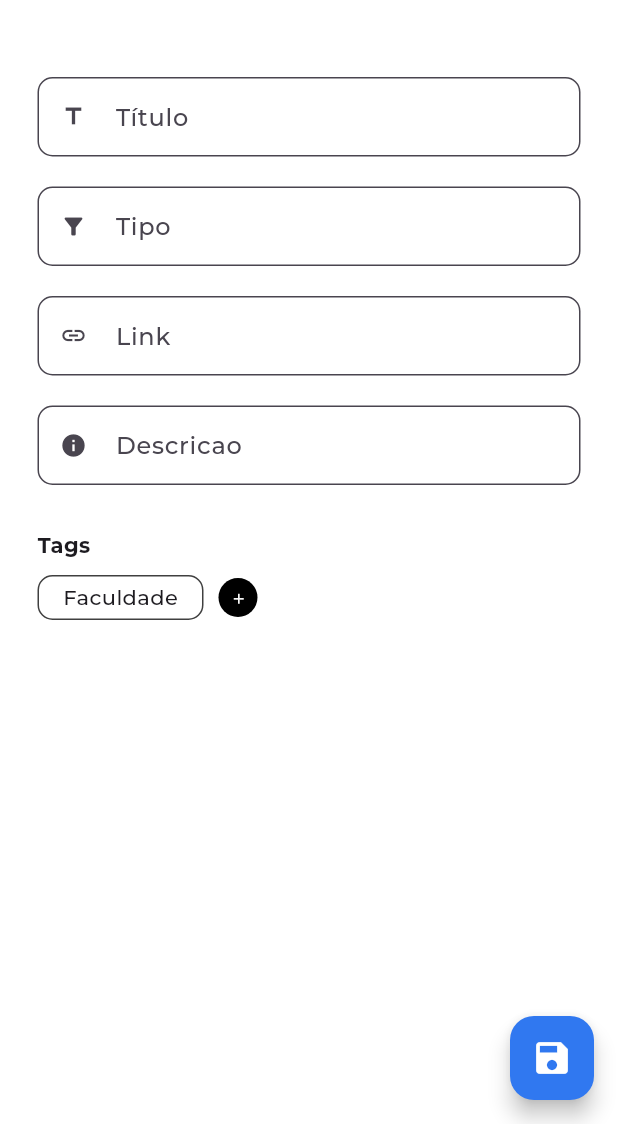
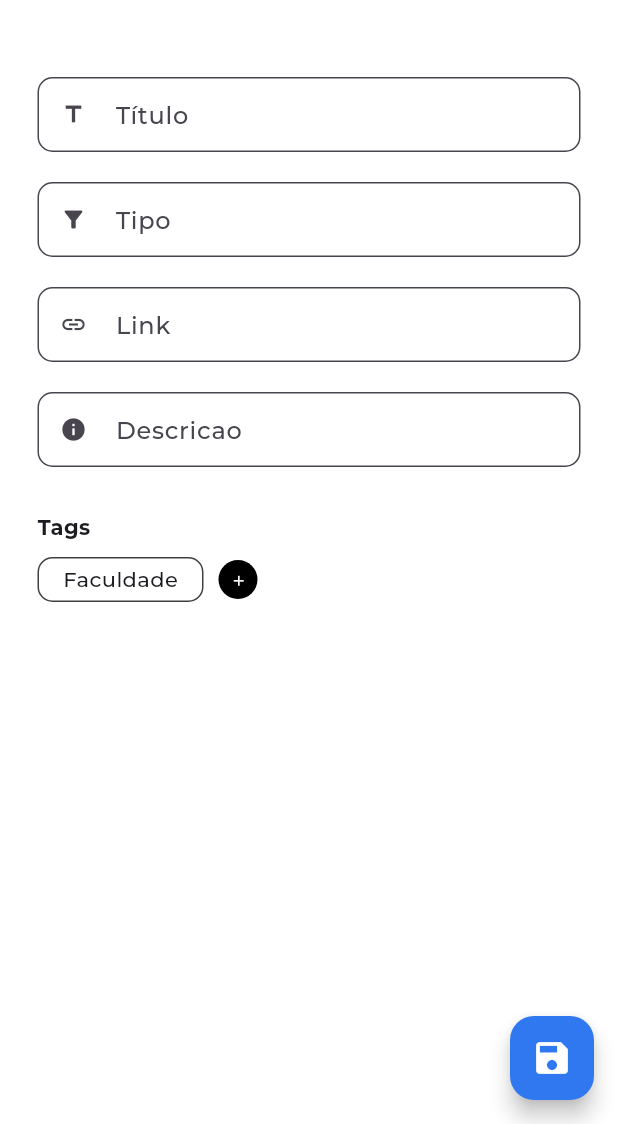
Before and after one commit to lulugonn/see_later_app, a Flutter app: the CreateContent screen opened directly, on a phone screen of 412 x 824 dp, the part 112-1236 px from its top. Run offline on Flutter 3.47's test engine with Material 3 defaults, Android fonts, the light colour scheme and no system bars; our stand-ins replace chips_choice, dio, dropdown_search, flutter_secure_storage, flutter_svg; accounts and stored records are empty; project files that could hold a hidden picture were left out.

Commit message:
feat(content): fix contentCard

```diff
--- a/lib/screens/home/widgets/content_card.dart
+++ b/lib/screens/home/widgets/content_card.dart
@@ -27,12 +27,13 @@ class _ContentCardState extends State<ContentCard> {
   @override
   Widget build(BuildContext context) {
     return Card(
+      color: Global.white,
         elevation: 0,
         shape: RoundedRectangleBorder(
           borderRadius: BorderRadius.zero,
         ),
         child: Container(
-          padding: EdgeInsets.symmetric(vertical: 16.0),
+          padding: EdgeInsets.symmetric(vertical: 8.0),
           decoration: BoxDecoration(
             border: Border(
               bottom: BorderSide(
@@ -75,7 +76,7 @@ class _ContentCardState extends State<ContentCard> {
             title: Text(widget.content.title!,
                 style: TextStyle(fontWeight: FontWeight.bold)),
             subtitle: Padding(
-              padding: const EdgeInsets.only(bottom: 15.0),
+              padding: const EdgeInsets.only(bottom: 0.0),
               child: Text(
                 widget.content.type?? '',
                 style: TextStyle(
--- a/lib/screens/widgets/textfield_widget.dart
+++ b/lib/screens/widgets/textfield_widget.dart
@@ -49,7 +49,7 @@ class TextFieldWidget extends StatelessWidget {
       keyboardType: keyboardType,
       style: const TextStyle(
         color: Global.mediumBlue,
-        fontSize: 14.0,
+        fontSize: 12.0,
       ),
       cursorColor: Global.mediumBlue,
       decoration: InputDecoration(
```
Also changed, not shown: pubspec.yaml (+4 -4 lines), pubspec.lock, 6 other files.
